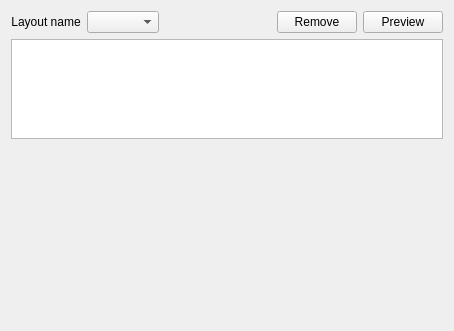
Before: the Qt Designer form kopete/config/appearance/contactlistlayoutwidget.ui in KDE/kopete, drawn with Qt 5.
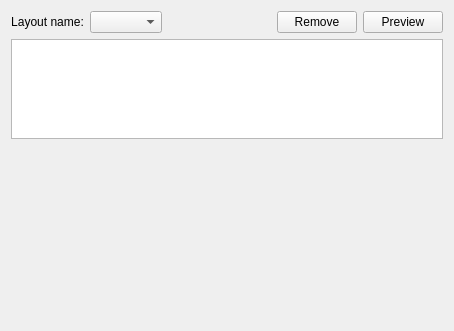
After: the same form once the commit is applied. Custom widgets are drawn as their Qt base class.

Patch:
```diff
--- a/kopete/config/appearance/contactlistlayoutwidget.ui
+++ b/kopete/config/appearance/contactlistlayoutwidget.ui
@@ -22,7 +22,7 @@
         <enum>Qt::RightToLeft</enum>
        </property>
        <property name="text">
-        <string>Layout name</string>
+        <string>Layout name:</string>
        </property>
        <property name="alignment">
         <set>Qt::AlignCenter</set>
```
